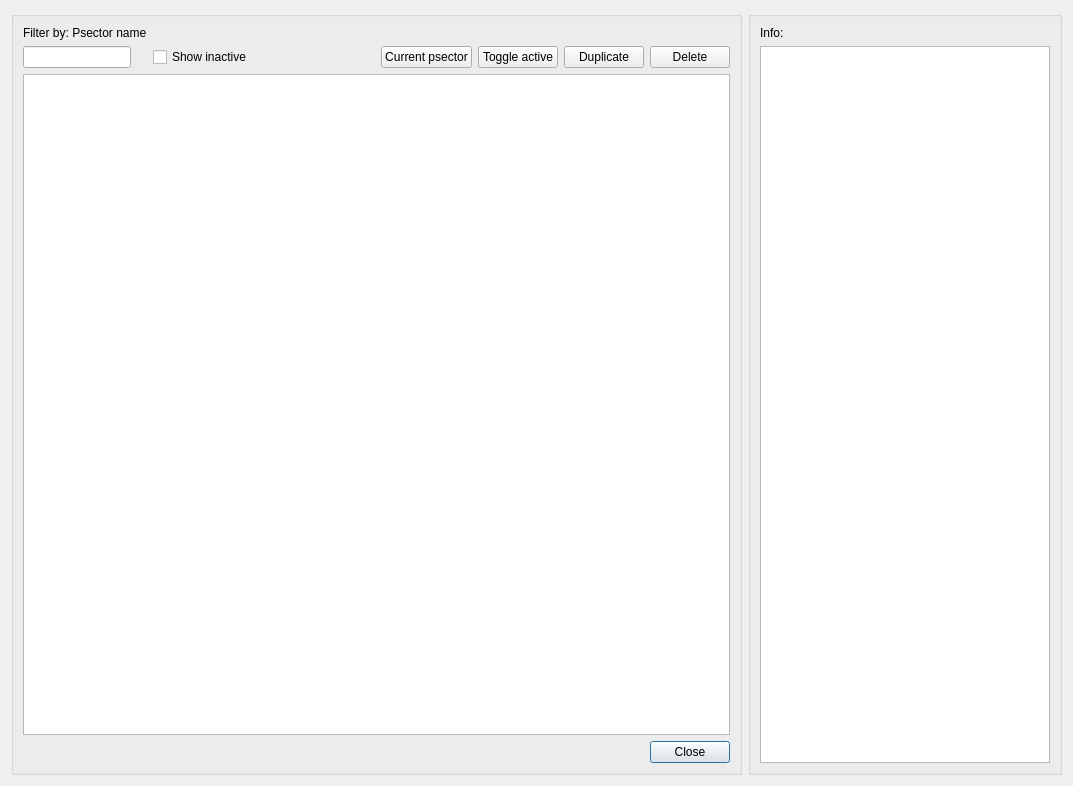
First picture: the form in core/ui/toolbars/plan/psector_manager.ui, repository Giswater/giswater_qgis_plugin, before the edit.
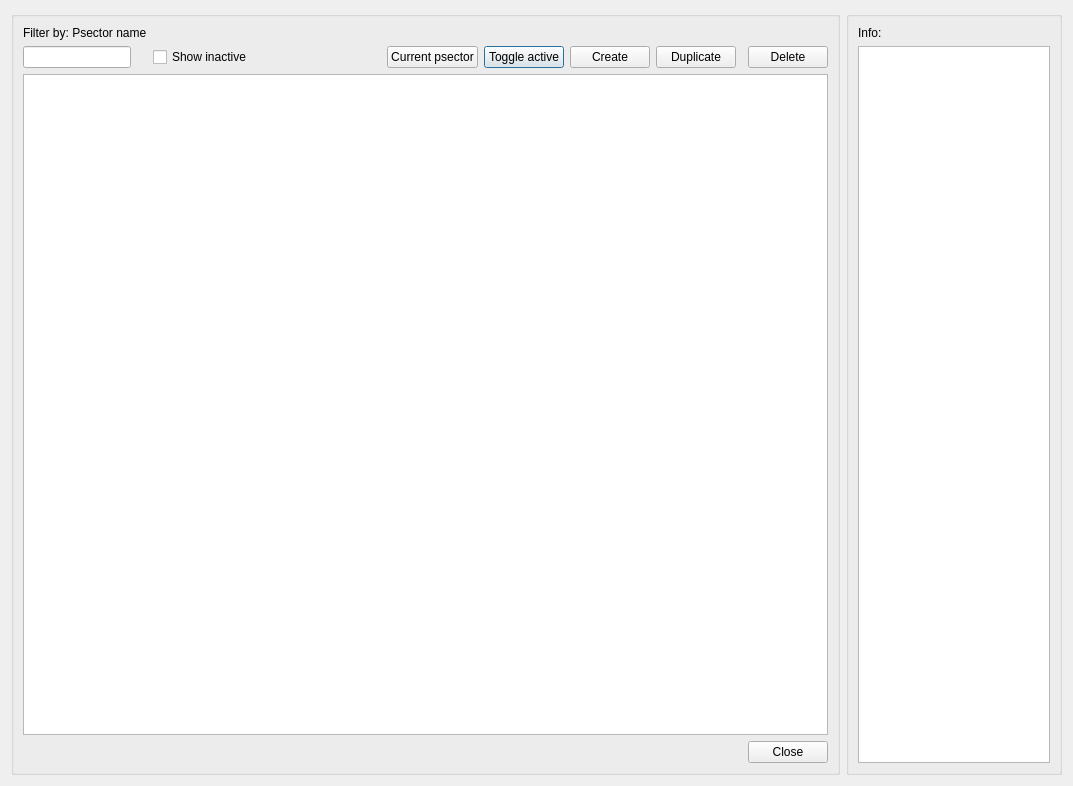
Second picture: the form after the edit.

Commit message: Added missing "Create" button in document, element, psector and visit managers

The edit to the form file:
```diff
--- a/core/ui/toolbars/plan/psector_manager.ui
+++ b/core/ui/toolbars/plan/psector_manager.ui
@@ -26,21 +26,20 @@
       <string/>
      </property>
      <layout class="QGridLayout" name="verticalLayout_3">
-      <item row="3" column="12">
-       <widget class="QPushButton" name="btn_cancel">
-        <property name="text">
-         <string>Close</string>
+      <item row="1" column="11">
+       <widget class="QPushButton" name="btn_toggle_active">
+        <property name="sizePolicy">
+         <sizepolicy hsizetype="Fixed" vsizetype="Fixed">
+          <horstretch>0</horstretch>
+          <verstretch>0</verstretch>
+         </sizepolicy>
         </property>
-       </widget>
-      </item>
-      <item row="0" column="0">
-       <widget class="QLabel" name="lbl_psector_name">
         <property name="text">
-         <string>Filter by: Psector name</string>
+         <string>Toggle active</string>
         </property>
        </widget>
       </item>
-      <item row="1" column="12">
+      <item row="1" column="15">
        <widget class="QPushButton" name="btn_delete">
         <property name="sizePolicy">
          <sizepolicy hsizetype="Fixed" vsizetype="Fixed">
@@ -79,48 +78,6 @@
         </property>
        </widget>
       </item>
-      <item row="2" column="0" colspan="13">
-       <widget class="QTableView" name="tbl_psm"/>
-      </item>
-      <item row="1" column="11">
-       <widget class="QPushButton" name="btn_duplicate">
-        <property name="sizePolicy">
-         <sizepolicy hsizetype="Fixed" vsizetype="Fixed">
-          <horstretch>0</horstretch>
-          <verstretch>0</verstretch>
-         </sizepolicy>
-        </property>
-        <property name="text">
-         <string>Duplicate</string>
-        </property>
-       </widget>
-      </item>
-      <item row="3" column="0" colspan="10">
-       <spacer name="horizontalSpacer">
-        <property name="orientation">
-         <enum>Qt::Horizontal</enum>
-        </property>
-        <property name="sizeHint" stdset="0">
-         <size>
-          <width>40</width>
-          <height>20</height>
-         </size>
-        </property>
-       </spacer>
-      </item>
-      <item row="1" column="9">
-       <widget class="QPushButton" name="btn_update_psector">
-        <property name="sizePolicy">
-         <sizepolicy hsizetype="Fixed" vsizetype="Fixed">
-          <horstretch>0</horstretch>
-          <verstretch>0</verstretch>
-         </sizepolicy>
-        </property>
-        <property name="text">
-         <string>Current psector</string>
-        </property>
-       </widget>
-      </item>
       <item row="1" column="1">
        <widget class="QCheckBox" name="chk_active">
         <property name="text">
@@ -128,8 +85,15 @@
         </property>
        </widget>
       </item>
-      <item row="1" column="10">
-       <widget class="QPushButton" name="btn_toggle_active">
+      <item row="0" column="0">
+       <widget class="QLabel" name="lbl_psector_name">
+        <property name="text">
+         <string>Filter by: Psector name</string>
+        </property>
+       </widget>
+      </item>
+      <item row="1" column="13">
+       <widget class="QPushButton" name="btn_duplicate">
         <property name="sizePolicy">
          <sizepolicy hsizetype="Fixed" vsizetype="Fixed">
           <horstretch>0</horstretch>
@@ -137,7 +101,7 @@
          </sizepolicy>
         </property>
         <property name="text">
-         <string>Toggle active</string>
+         <string>Duplicate</string>
         </property>
        </widget>
       </item>
@@ -154,6 +118,49 @@
         </property>
        </widget>
       </item>
+      <item row="3" column="0" colspan="11">
+       <spacer name="horizontalSpacer">
+        <property name="orientation">
+         <enum>Qt::Horizontal</enum>
+        </property>
+        <property name="sizeHint" stdset="0">
+         <size>
+          <width>40</width>
+          <height>20</height>
+         </size>
+        </property>
+       </spacer>
+      </item>
+      <item row="2" column="0" colspan="16">
+       <widget class="QTableView" name="tbl_psm"/>
+      </item>
+      <item row="1" column="10">
+       <widget class="QPushButton" name="btn_update_psector">
+        <property name="sizePolicy">
+         <sizepolicy hsizetype="Fixed" vsizetype="Fixed">
+          <horstretch>0</horstretch>
+          <verstretch>0</verstretch>
+         </sizepolicy>
+        </property>
+        <property name="text">
+         <string>Current psector</string>
+        </property>
+       </widget>
+      </item>
+      <item row="3" column="15">
+       <widget class="QPushButton" name="btn_cancel">
+        <property name="text">
+         <string>Close</string>
+        </property>
+       </widget>
+      </item>
+      <item row="1" column="12">
+       <widget class="QPushButton" name="btn_create">
+        <property name="text">
+         <string>Create</string>
+        </property>
+       </widget>
+      </item>
      </layout>
     </widget>
    </item>
```
Left out of the diff: 26 changed lines with no effect on the pictures. The commit also changes 7 other files.
